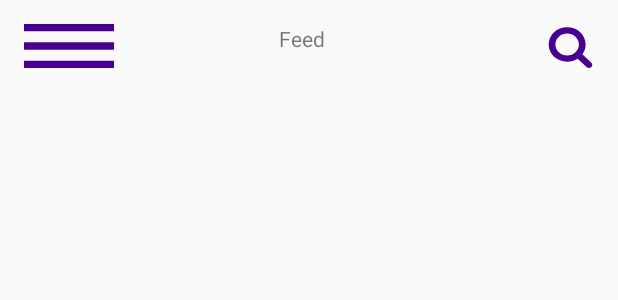
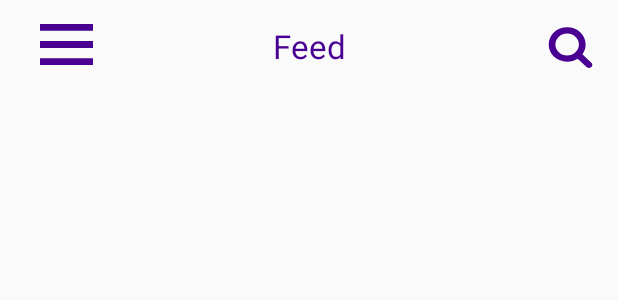
Before and after one commit to LiamCottrell/RecipeApplication, an Android app: the layout activity_main.xml on its own in the app's theme, with its tools: preview values and no code run, on a phone screen of 412 x 824 dp. Shown: the top 300 px of the screen. Run offline under Robolectric (Android 15) with nearby library versions, the phone set to English and light mode, and no system bars.

Commit message:
Topbar Correctly Implemented with constraints
Signed-off-by: Liam Cottrell <liamcottrell@hotmail.co.uk>

```diff
--- a/app/src/main/res/layout/activity_main.xml
+++ b/app/src/main/res/layout/activity_main.xml
@@ -8,26 +8,29 @@
 
     <Button
         android:id="@+id/hamburger"
-        android:layout_width="0dp"
-        android:layout_height="0dp"
-        android:layout_marginEnd="110dp"
+        android:layout_width="35dp"
+        android:layout_height="27dp"
+        android:layout_marginEnd="8dp"
         android:layout_marginStart="16dp"
+        android:layout_marginTop="16dp"
         android:background="@drawable/ic_hamburger_icon"
-        app:layout_constraintBottom_toBottomOf="@+id/search"
         app:layout_constraintEnd_toStartOf="@+id/Feed_textView"
+        app:layout_constraintHorizontal_bias="0.085"
         app:layout_constraintStart_toStartOf="parent"
-        app:layout_constraintTop_toTopOf="@+id/search"
-        app:layout_constraintVertical_bias="0.0" />
+        app:layout_constraintTop_toTopOf="parent" />
 
     <TextView
         android:id="@+id/Feed_textView"
         android:layout_width="wrap_content"
         android:layout_height="27dp"
-        android:layout_marginEnd="148dp"
+        android:layout_marginEnd="8dp"
+        android:layout_marginStart="8dp"
         android:layout_marginTop="16dp"
         android:text="@string/feed_page_name"
-        app:layout_constraintEnd_toStartOf="@+id/search"
-        app:layout_constraintStart_toEndOf="@+id/hamburger"
+        android:textAppearance="@style/TextAppearance.AppCompat.Large"
+        android:textColor="#490092"
+        app:layout_constraintEnd_toEndOf="parent"
+        app:layout_constraintStart_toStartOf="parent"
         app:layout_constraintTop_toTopOf="parent" />
 
     <Button
@@ -38,6 +41,5 @@
         android:layout_marginTop="16dp"
         android:background="@drawable/ic_search_icon"
         app:layout_constraintEnd_toEndOf="parent"
-        app:layout_constraintStart_toEndOf="@+id/Feed_textView"
         app:layout_constraintTop_toTopOf="parent" />
 </android.support.constraint.ConstraintLayout>
```
